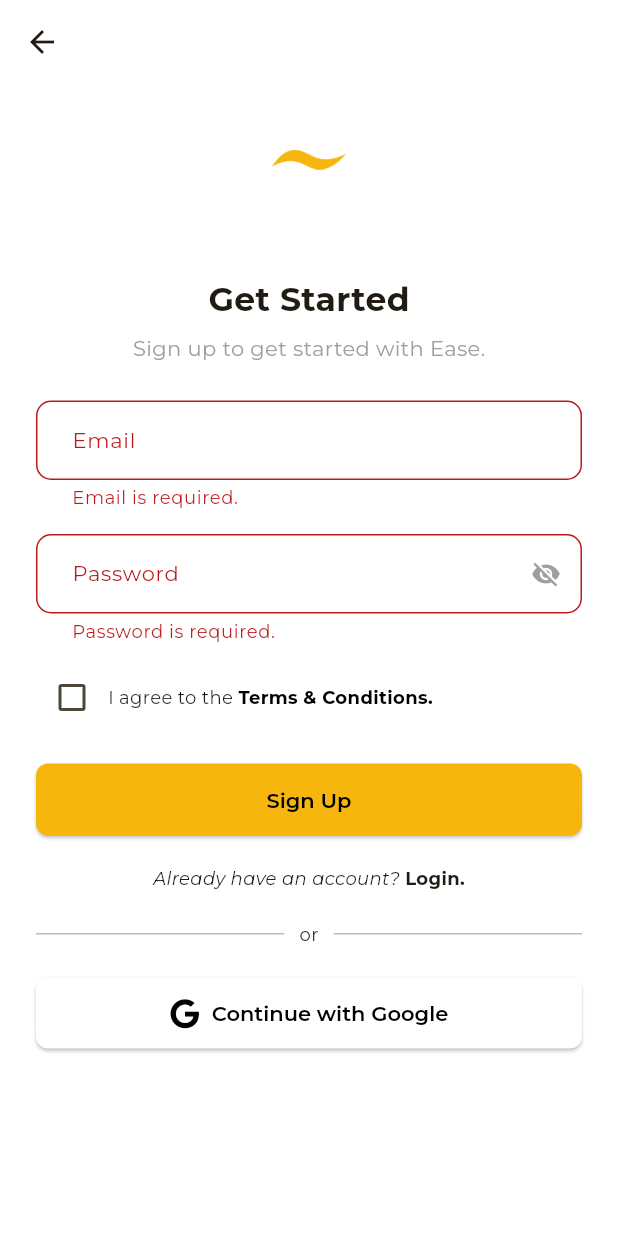
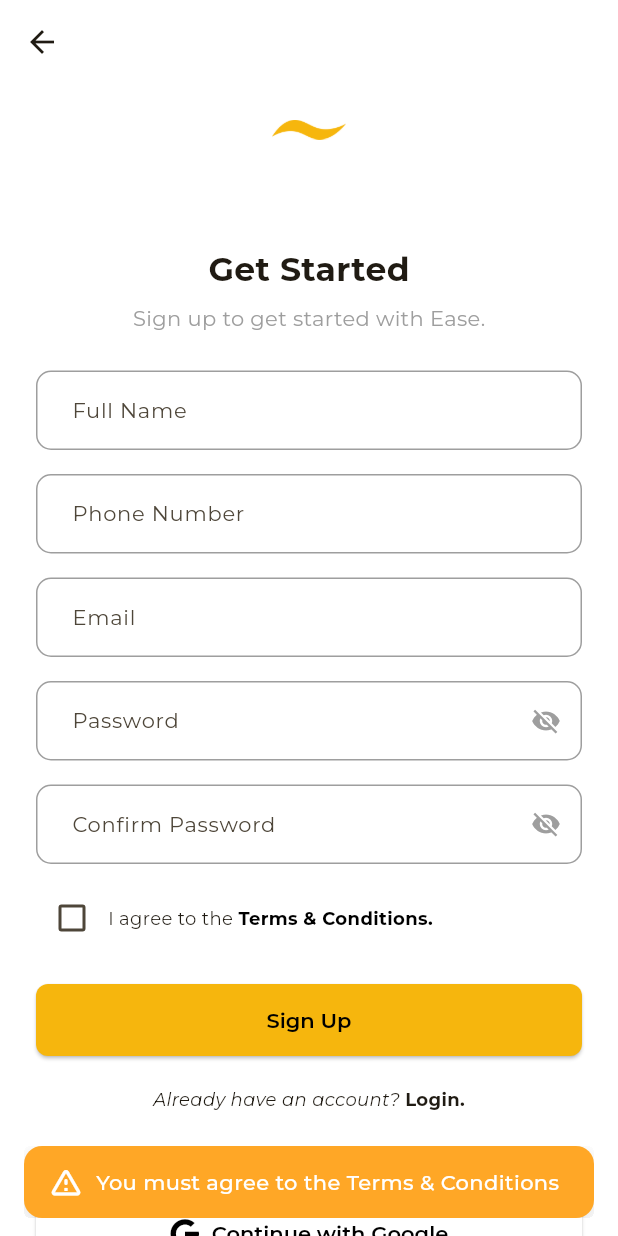
Before and after one commit to shresthabatsal/project_ease, a Flutter app: the SignupScreen screen opened directly, after a tap on "Sign Up", on a phone screen of 412 x 824 dp. Run offline on Flutter 3.47's test engine with Material 3 defaults, Android fonts, the phone set to English and light mode, and no system bars; our stand-ins replace dartz, equatable, flutter_riverpod, font_awesome_flutter, hive, hive_flutter and 1 more; accounts and stored records are empty.

Commit message:
add and implement auth view model and states in presentation layer

```diff
--- /dev/null
+++ b/lib/core/utils/snackbar_utils.dart
@@ -0,0 +1,89 @@
+import 'package:flutter/material.dart';
+import 'package:project_ease/apps/theme/app_colors.dart';
+
+class SnackbarUtils {
+  static void showError(BuildContext context, String message) {
+    _showSnackBar(
+      context,
+      message,
+      backgroundColor: Colors.red,
+      icon: Icons.error_outline_rounded,
+    );
+  }
+
+  static void showSuccess(BuildContext context, String message) {
+    _showSnackBar(
+      context,
+      message,
+      backgroundColor: Colors.green,
+      icon: Icons.check_circle_outline_rounded,
+    );
+  }
+
+  static void showInfo(BuildContext context, String message) {
+    _showSnackBar(
+      context,
+      message,
+      backgroundColor: AppColors.primary,
+      icon: Icons.info_outline_rounded,
+    );
+  }
+
+  static void showWarning(BuildContext context, String message) {
+    _showSnackBar(
+      context,
+      message,
+      backgroundColor: const Color(0xFFFFA726),
+      icon: Icons.warning_amber_rounded,
+    );
+  }
+
+  static void _showSnackBar(
+    BuildContext context,
+    String message, {
+    required Color backgroundColor,
+    required IconData icon,
+  }) {
+    ScaffoldMessenger.of(context).showSnackBar(
+      SnackBar(
+        backgroundColor: Colors.transparent,
+        elevation: 0,
+        behavior: SnackBarBehavior.floating,
+        padding: EdgeInsets.zero,
+        margin: const EdgeInsets.symmetric(horizontal: 16, vertical: 12),
+        duration: const Duration(seconds: 2),
+        content: Container(
+          padding: const EdgeInsets.symmetric(horizontal: 16, vertical: 12),
+          decoration: BoxDecoration(
+            color: backgroundColor,
+            borderRadius: BorderRadius.circular(12),
+            boxShadow: [
+              BoxShadow(
+                color: Colors.black.withOpacity(0.12),
+                blurRadius: 10,
+                offset: const Offset(0, 4),
+              ),
+            ],
+          ),
+          child: Row(
+            mainAxisSize: MainAxisSize.min,
+            children: [
+              Icon(icon, color: Colors.white),
+              const SizedBox(width: 8),
+              Flexible(
+                child: Text(
+                  message,
+                  style: const TextStyle(
+                    color: Colors.white,
+                    fontSize: 14,
+                    fontWeight: FontWeight.w500,
+                  ),
+                ),
+              ),
+            ],
+          ),
+        ),
+      ),
+    );
+  }
+}
--- a/lib/core/widgets/custom_button.dart
+++ b/lib/core/widgets/custom_button.dart
@@ -9,12 +9,14 @@ class CustomButton extends StatelessWidget {
     required this.text,
     this.color,
     this.leadingIcon,
+    this.isLoading = false,
   });
 
   final VoidCallback onPressed;
   final String text;
   final Color? color;
   final IconData? leadingIcon;
+  final bool isLoading;
 
   @override
   Widget build(BuildContext context) {
@@ -27,15 +29,24 @@ class CustomButton extends StatelessWidget {
       child: ElevatedButton(
         style: ElevatedButton.styleFrom(
           backgroundColor: color ?? AppColors.primary,
-          padding: EdgeInsets.symmetric(
-            horizontal: isTablet ? 24 : 16,
-          ),
+          padding: EdgeInsets.symmetric(horizontal: isTablet ? 24 : 16),
           shape: RoundedRectangleBorder(
             borderRadius: BorderRadius.circular(isTablet ? 12 : 8),
           ),
         ),
-        onPressed: onPressed,
-        child: Row(
+        onPressed: isLoading ? null : onPressed,
+        child: isLoading
+            ? Center(
+                child: SizedBox(
+                  width: isTablet ? 28 : 20,
+                  height: isTablet ? 28 : 20,
+                  child: const CircularProgressIndicator(
+                    strokeWidth: 2.5,
+                    color: Colors.black,
+                  ),
+                ),
+              )
+            : Row(
                 mainAxisAlignment: MainAxisAlignment.center,
                 mainAxisSize: MainAxisSize.min,
                 children: [
@@ -50,7 +61,9 @@ class CustomButton extends StatelessWidget {
                     text,
                     style: TextStyle(
                       color: Colors.black,
-                fontSize: isTablet ? AppFonts.bodyLarge : AppFonts.bodyMedium,
+                      fontSize: isTablet
+                          ? AppFonts.bodyLarge
+                          : AppFonts.bodyMedium,
                       fontWeight: FontWeight.w600,
                     ),
                   ),
--- a/lib/core/widgets/custom_text_form_field.dart
+++ b/lib/core/widgets/custom_text_form_field.dart
@@ -8,12 +8,14 @@ class CustomTextFormField extends StatefulWidget {
     required this.hintText,
     this.validator,
     this.isPassword = false,
+    this.keyboardType,
   });
 
   final TextEditingController controller;
   final String hintText;
   final String? Function(String?)? validator;
   final bool isPassword;
+  final TextInputType? keyboardType;
 
   @override
   State<CustomTextFormField> createState() => _CustomTextFormFieldState();
@@ -29,6 +31,7 @@ class _CustomTextFormFieldState extends State<CustomTextFormField> {
 
     return TextFormField(
       controller: widget.controller,
+      keyboardType: widget.keyboardType,
       obscureText: widget.isPassword ? _obscureText : false,
       decoration: InputDecoration(
         hintText: widget.hintText,
--- a/lib/features/auth/presentation/pages/signup_screen.dart
+++ b/lib/features/auth/presentation/pages/signup_screen.dart
@@ -1,31 +1,83 @@
   import 'package:flutter/material.dart';
+  import 'package:flutter_riverpod/flutter_riverpod.dart';
   import 'package:font_awesome_flutter/font_awesome_flutter.dart';
   import 'package:project_ease/apps/theme/app_colors.dart';
-import 'package:project_ease/core/widgets/custom_snackbar.dart';
+  import 'package:project_ease/core/utils/snackbar_utils.dart';
   import 'package:project_ease/features/auth/presentation/pages/login_screen.dart';
   import 'package:project_ease/core/widgets/custom_button.dart';
   import 'package:project_ease/core/widgets/custom_text_form_field.dart';
   import 'package:project_ease/core/utils/app_fonts.dart';
+  import 'package:project_ease/features/auth/presentation/state/auth_state.dart';
+  import 'package:project_ease/features/auth/presentation/view_model/auth_view_model.dart';
 
-class SignupScreen extends StatefulWidget {
+  class SignupScreen extends ConsumerStatefulWidget {
     const SignupScreen({super.key});
 
     @override
-  State<SignupScreen> createState() => _SignupScreenState();
+    ConsumerState<SignupScreen> createState() => _SignupScreenState();
   }
 
-class _SignupScreenState extends State<SignupScreen> {
+  class _SignupScreenState extends ConsumerState<SignupScreen> {
     final _formKey = GlobalKey<FormState>();
 
+    final TextEditingController fullNameController = TextEditingController();
+    final TextEditingController phoneController = TextEditingController();
     final TextEditingController emailController = TextEditingController();
     final TextEditingController passwordController = TextEditingController();
+    final TextEditingController confirmPasswordController =
+        TextEditingController();
 
     bool agreeTerms = false;
+
+    @override
+    void dispose() {
+      fullNameController.dispose();
+      phoneController.dispose();
+      emailController.dispose();
+      passwordController.dispose();
+      confirmPasswordController.dispose();
+      super.dispose();
+    }
+
+    Future<void> _handleSignup() async {
+      if (!agreeTerms) {
+        SnackbarUtils.showWarning(
+          context,
+          "You must agree to the Terms & Conditions",
+        );
+        return;
+      }
+
+      if (_formKey.currentState!.validate()) {
+        await ref
+            .read(authViewModelProvider.notifier)
+            .register(
+              fullName: fullNameController.text,
+              email: emailController.text,
+              phoneNumber: phoneController.text,
+              password: passwordController.text,
+            );
+      }
+    }
 
     @override
     Widget build(BuildContext context) {
       AppFonts.init(context);
       final bool isTablet = MediaQuery.of(context).size.width >= 600;
+
+      final authState =  ref.watch(authViewModelProvider);
+
+      // Auth State
+      ref.listen<AuthState>(authViewModelProvider, (previous, next) {
+        if (next.status == AuthStatus.error) {
+          SnackbarUtils.showError(
+            context,
+            next.errorMessage ?? "Registration Failed.",
+          );
+        } else if (next.status == AuthStatus.registered) {
+          SnackbarUtils.showSuccess(context, "Registration Successful.");
+        }
+      });
 
       return Scaffold(
         appBar: AppBar(backgroundColor: Colors.white),
@@ -33,10 +85,15 @@ class _SignupScreenState extends State<SignupScreen> {
         body: SafeArea(
           child: SingleChildScrollView(
             padding: EdgeInsets.all(isTablet ? 48 : 24),
+            child: Center(
+              child: Form(
+                key: _formKey,
                 child: Column(
                   crossAxisAlignment: CrossAxisAlignment.center,
                   children: [
-              SizedBox(height: isTablet ? 40 : 20),
+                    // SizedBox(height: isTablet ? 40 : 20),
+
+                    // Logo
                     SizedBox(
                       height: isTablet ? 26 : 13,
                       child: Image.asset(
@@ -44,7 +101,10 @@ class _SignupScreenState extends State<SignupScreen> {
                         fit: BoxFit.contain,
                       ),
                     ),
+
                     SizedBox(height: isTablet ? 140 : 70),
+
+                    // Header
                     Text(
                       "Get Started",
                       style: TextStyle(
@@ -58,48 +118,91 @@ class _SignupScreenState extends State<SignupScreen> {
                     Text(
                       "Sign up to get started with Ease.",
                       style: TextStyle(
-                  fontSize: isTablet ? AppFonts.bodyLarge : AppFonts.bodyMedium,
+                        fontSize: isTablet
+                            ? AppFonts.bodyLarge
+                            : AppFonts.bodyMedium,
                         color: Colors.grey,
                       ),
                     ),
+
                     SizedBox(height: isTablet ? 50 : 25),
-              Form(
-                key: _formKey,
-                child: Column(
-                  children: [
+
+                    // Full Name
+                    CustomTextFormField(
+                      controller: fullNameController,
+                      hintText: "Full Name",
+                      validator: (value) {
+                        if (value == null || value.isEmpty) return "Full name is required.";
+                        if (value.length < 3) return "Name must be at least 3 characters.";
+                        return null;
+                      },
+                    ),
+
+                    SizedBox(height: isTablet ? 32 : 16),
+
+                    // Phone Number
+                    CustomTextFormField(
+                      controller: phoneController,
+                      hintText: "Phone Number",
+                      keyboardType: TextInputType.phone,
+                      validator: (value) {
+                        if (value == null || value.isEmpty) return "Phone number is required.";
+                        if (value.length != 10) return "Phone number must be 10 digits.";
+                        return null;
+                      },
+                    ),
+
+                    SizedBox(height: isTablet ? 32 : 16),
+
+                    // Email
                     CustomTextFormField(
                       controller: emailController,
                       hintText: "Email",
+                      keyboardType: TextInputType.emailAddress,
                       validator: (value) {
-                        if (value == null || value.isEmpty) {
-                          return "Email is required.";
-                        }
+                        if (value == null || value.isEmpty) return "Email is required.";
                         return null;
                       },
                     ),
+
                     SizedBox(height: isTablet ? 32 : 16),
+
+                    // Password
                     CustomTextFormField(
                       controller: passwordController,
                       hintText: "Password",
                       isPassword: true,
                       validator: (value) {
-                        if (value == null || value.isEmpty) {
-                          return "Password is required.";
-                        }
+                        if (value == null || value.isEmpty) return "Password is required.";
+                        if (value.length < 6) return "Password must be at least 6 characters.";
                         return null;
                       },
                     ),
+
+                    SizedBox(height: isTablet ? 32 : 16),
+
+                    // Confirm Password
+                    CustomTextFormField(
+                      controller: confirmPasswordController,
+                      hintText: "Confirm Password",
+                      isPassword: true,
+                      validator: (value) {
+                        if (value == null || value.isEmpty) return "Confirm password is required.";
+                        if (value != passwordController.text)   return "Passwords do not match.";
+                        return null;
+                      },
+                    ),
+
                     SizedBox(height: isTablet ? 24 : 12),
+
+                    // Terms
                     Row(
                       children: [
                         Checkbox(
                           value: agreeTerms,
                           activeColor: AppColors.primary,
-                          onChanged: (value) {
-                            setState(() {
-                              agreeTerms = value ?? false;
-                            });
-                          },
+                          onChanged: (value) =>
+                              setState(() => agreeTerms = value ?? false),
                         ),
                         Expanded(
                           child: Wrap(
@@ -130,39 +233,18 @@ class _SignupScreenState extends State<SignupScreen> {
                         ),
                       ],
                     ),
+
                     SizedBox(height: isTablet ? 40 : 20),
+
+                    // Sign Up Button
                     CustomButton(
                       text: "Sign Up",
-                      onPressed: () {
-                        if (_formKey.currentState!.validate()) {
-                          if (!agreeTerms) {
-                            showAppSnackBar(
-                              context: context,
-                              message:
-                                  "You must agree to the Terms & Conditions",
-                              icon: Icons.warning_amber_rounded,
-                            );
-                            return;
-                          }
+                      onPressed: _handleSignup,
+                      isLoading: authState.status == AuthStatus.loading),
 
-                          showAppSnackBar(
-                            context: context,
-                            message: "Signed in successfully!",
-                            icon: Icons.check_circle_outline,
-                          );
+                    SizedBox(height: isTablet ? 40 : 20),
 
-                          Future.delayed(const Duration(seconds: 2), () {
-                            Navigator.push(
-                              context,
-                              MaterialPageRoute(
-                                builder: (context) => const LoginScreen(),
-                              ),
-                            );
-                          });
-                        }
-                      },
-                    ),
-                    SizedBox(height: isTablet ? 40 : 20),
+                    // Login Link
                     Row(
                       mainAxisAlignment: MainAxisAlignment.center,
                       children: [
@@ -176,14 +258,10 @@ class _SignupScreenState extends State<SignupScreen> {
                           ),
                         ),
                         GestureDetector(
-                          onTap: () {
-                            Navigator.push(
+                          onTap: () => Navigator.push(
                             context,
-                              MaterialPageRoute(
-                                builder: (context) => const LoginScreen(),
+                            MaterialPageRoute(builder: (_) => const LoginScreen()),
                           ),
-                            );
-                          },
                           child: Text(
                             "Login.",
                             style: TextStyle(
@@ -196,7 +274,10 @@ class _SignupScreenState extends State<SignupScreen> {
                         ),
                       ],
                     ),
+
                     SizedBox(height: isTablet ? 40 : 20),
+
+                    // Divider
                     Row(
                       children: [
                         Expanded(child: Divider(color: Colors.grey.shade400)),
@@ -216,7 +297,10 @@ class _SignupScreenState extends State<SignupScreen> {
                         Expanded(child: Divider(color: Colors.grey.shade400)),
                       ],
                     ),
+
                     SizedBox(height: isTablet ? 40 : 20),
+
+                    // Continue With Google
                     CustomButton(
                       leadingIcon: FontAwesomeIcons.google,
                       text: "Continue with Google",
@@ -226,7 +310,6 @@ class _SignupScreenState extends State<SignupScreen> {
                   ],
                 ),
               ),
-            ],
             ),
           ),
         ),
--- /dev/null
+++ b/lib/features/auth/presentation/state/auth_state.dart
@@ -0,0 +1,38 @@
+import 'package:equatable/equatable.dart';
+import 'package:project_ease/features/auth/domain/entities/auth_entity.dart';
+
+enum AuthStatus {
+  initial,
+  loading,
+  authenticated,
+  unauthenticated,
+  registered,
+  error
+}
+
+class AuthState extends Equatable{
+  final AuthStatus status;
+  final AuthEntity? authEntity;
+  final String? errorMessage;
+
+  const AuthState({
+    this.status = AuthStatus.initial,
+    this.authEntity,
+    this.errorMessage,
+  });
+
+  // Copy With
+  AuthState copyWith({
+    AuthStatus? status,
+    AuthEntity? authEntity,
+    String? errorMessage,
+  }) {
+    return AuthState(
+      status: status ?? this.status,
+      authEntity: authEntity ?? this.authEntity,
+      errorMessage: errorMessage ?? this.errorMessage,
+    );
+  }
+  @override
+  List<Object?> get props => [status, authEntity, errorMessage];
+}
```
Also changed, not shown: lib/features/auth/presentation/pages/login_screen.dart (+81 -35 lines), lib/features/auth/presentation/view_model/auth_view_model.dart (added, +80 -0 lines), lib/main.dart (+9 -2 lines), 1 other file. Lines whose indentation alone changed are shown as unchanged.
